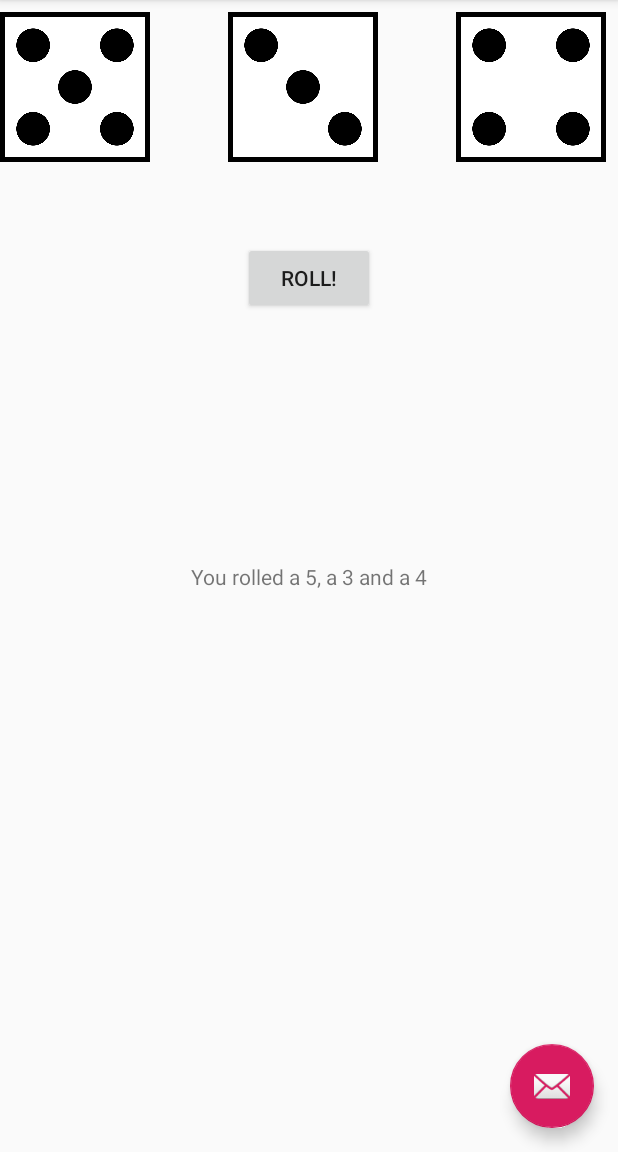
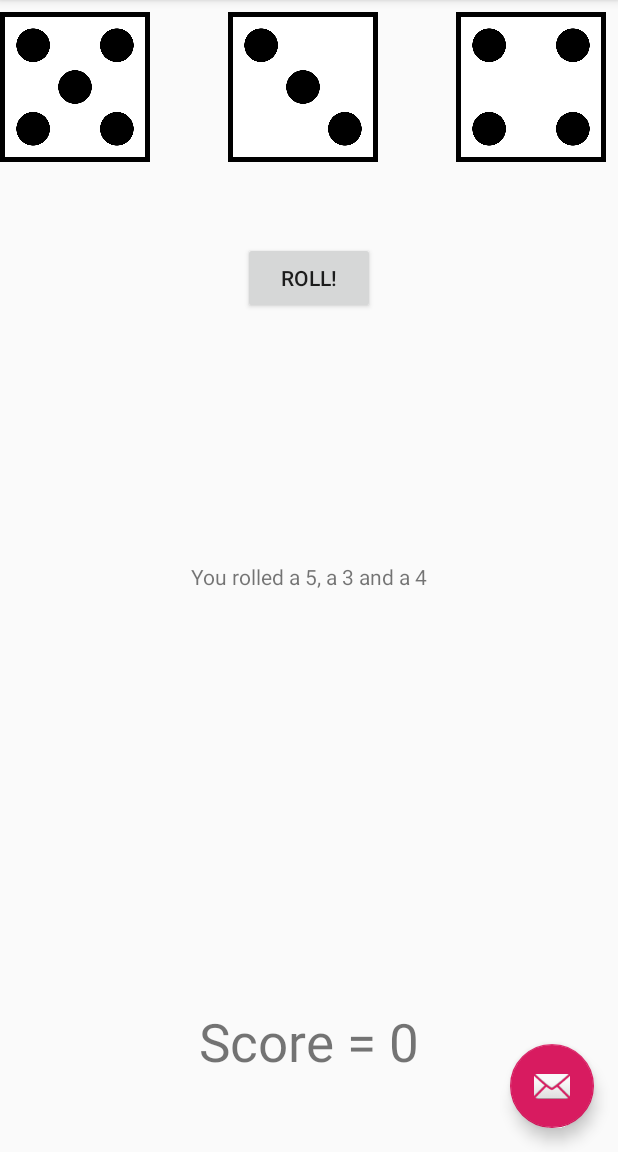
Before and after one commit to Michael-Bissinger/Dice-Roll-Android, an Android app: the screen it shows after launch (MainActivity), after a tap on "ROLL!", on a phone screen of 412 x 824 dp, the part 84-1236 px from its top. Run offline under Robolectric (Android 15) with nearby library versions, the phone set to English and light mode, and no system bars.

Commit message:
create new textview for display of the score

```diff
--- a/app/src/main/res/layout/content_main.xml
+++ b/app/src/main/res/layout/content_main.xml
@@ -105,5 +105,21 @@
         app:layout_constraintEnd_toEndOf="parent"
         app:layout_constraintTop_toTopOf="parent" />
 
+    <TextView
+        android:id="@+id/scoreText"
+        android:layout_width="wrap_content"
+        android:layout_height="wrap_content"
+        android:layout_marginStart="8dp"
+        android:layout_marginLeft="8dp"
+        android:layout_marginEnd="8dp"
+        android:layout_marginRight="8dp"
+        android:layout_marginBottom="8dp"
+        android:text="Score = 0"
+        android:textSize="35dp"
+        android:layout_margin="50dp"
+        app:layout_constraintBottom_toBottomOf="parent"
+        app:layout_constraintEnd_toEndOf="parent"
+        app:layout_constraintStart_toStartOf="parent" />
+
 
 </android.support.constraint.ConstraintLayout>
```
